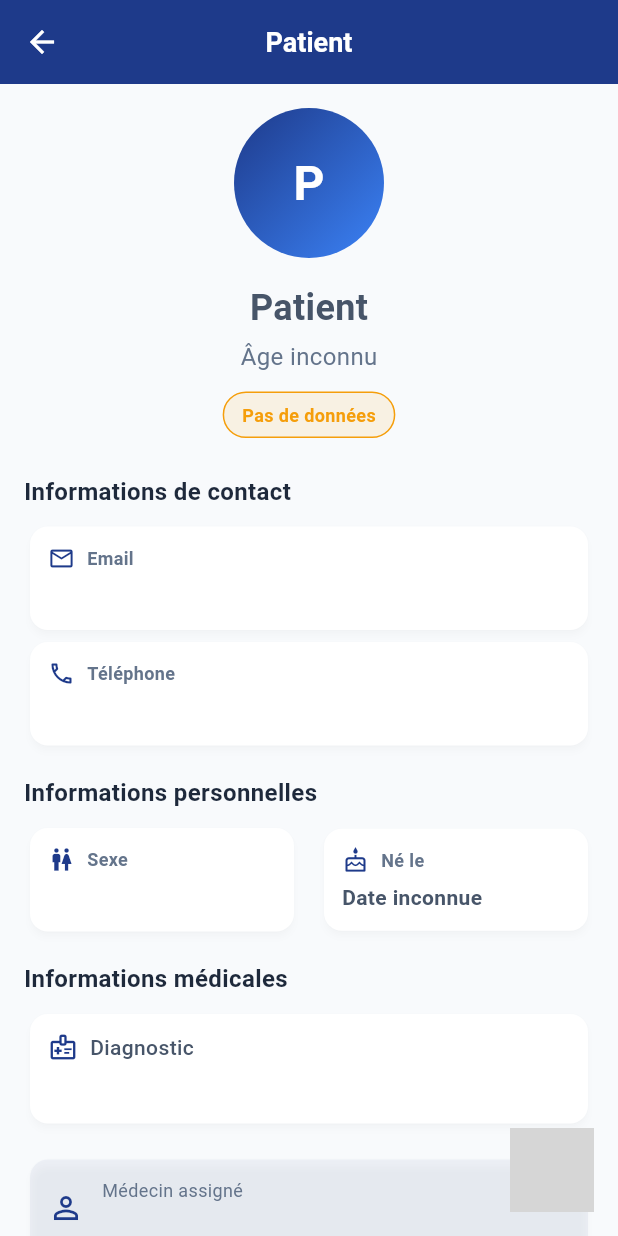
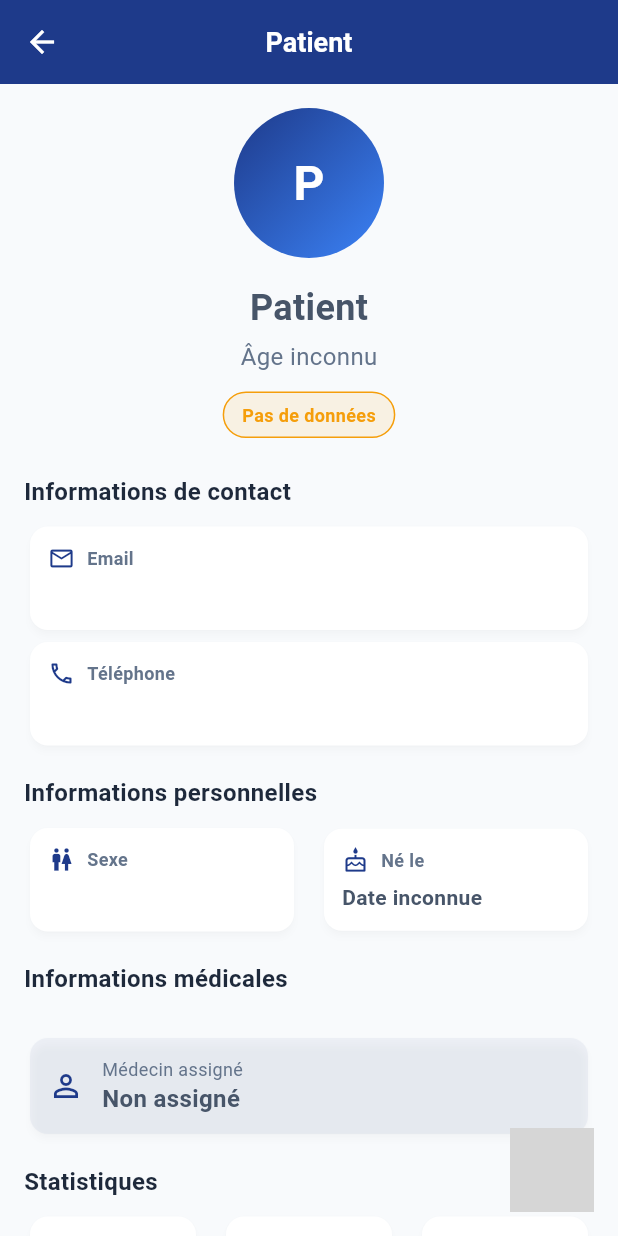
Before and after one commit to chahd-saida/PFE_apnea, a Flutter app: the DoctorPatientProfileScreen screen opened directly with empty values, on a phone screen of 412 x 824 dp. Run offline on Flutter 3.47's test engine with Material 3 defaults, Android fonts, the phone set to English and light mode, and no system bars; our stand-ins replace cloud_firestore, firebase_auth, firebase_core, go_router, google_fonts, logger and 4 more; accounts and stored records are empty; statements that could not run were skipped; grey boxes are pictures that could not be loaded.

Commit message:
UI: Add note icon to medical notes section in doctor patient profile

```diff
--- a/lib/screens/doctor/doctor_patient_profile_screen.dart
+++ b/lib/screens/doctor/doctor_patient_profile_screen.dart
@@ -9,6 +9,20 @@ class DoctorPatientProfileScreen extends StatelessWidget {
   const DoctorPatientProfileScreen({super.key, required this.patientId});
 
   final String patientId;
+
+  String _resolveDoctorName(Map<String, dynamic> data) {
+    // Chercher dans tous les champs possibles
+    for (final key in ['doctorName', 'assignedDoctorName', 'doctorFullName']) {
+      final v = data[key];
+      if (v is String && v.trim().isNotEmpty) return v.trim();
+    }
+    // Si doctorUid présent mais pas le nom → afficher l'uid tronqué
+    final uid = data['doctorUid'] as String?;
+    if (uid != null && uid.isNotEmpty) {
+      return 'Médecin (${uid.substring(0, 6)}...)';
+    }
+    return 'Non assigné';
+  }
 
   String _formatDate(dynamic value) {
     DateTime? date;
@@ -150,10 +164,7 @@ class DoctorPatientProfileScreen extends StatelessWidget {
         final phone = (data['phone'] as String?) ?? 'Non renseigné';
         final diagnosis = (data['diagnosis'] as String?) ?? 'Non renseigné';
         final medicalNotes = (data['medicalNotes'] as String?) ?? '';
-        final assignedDoctor =
-            (data['doctorName'] as String?) ??
-            (data['assignedDoctorName'] as String?) ??
-            'Non assigné';
+        final assignedDoctor = _resolveDoctorName(data);
         final age = _computeAge(data['dateOfBirth']);
         final dateOfBirth = _formatDate(data['dateOfBirth']);
         final createdAt = _formatDate(data['createdAt']);
@@ -328,41 +339,7 @@ class DoctorPatientProfileScreen extends StatelessWidget {
                 // Informations médicales
                 _buildSectionTitle('Informations médicales'),
                 const SizedBox(height: 8),
-                Card(
-                  elevation: 2,
-                  shape: RoundedRectangleBorder(
-                    borderRadius: BorderRadius.circular(12),
-                  ),
-                  child: Padding(
-                    padding: const EdgeInsets.all(12.0),
-                    child: Column(
-                      crossAxisAlignment: CrossAxisAlignment.start,
-                      children: [
-                        Row(
-                          children: [
-                            Icon(
-                              Icons.medical_information_outlined,
-                              color: AppColors.primary,
-                              size: 20,
-                            ),
-                            const SizedBox(width: 8),
-                            const Expanded(
-                              child: Text(
-                                'Diagnostic',
-                                style: TextStyle(fontWeight: FontWeight.w500),
-                              ),
-                            ),
-                          ],
-                        ),
-                        const SizedBox(height: 8),
-                        Text(
-                          diagnosis,
-                          style: const TextStyle(color: AppColors.textBody),
-                        ),
-                      ],
-                    ),
-                  ),
-                ),
+
                 if (medicalNotes.isNotEmpty) ...[
                   const SizedBox(height: 12),
                   Card(
@@ -378,7 +355,7 @@ class DoctorPatientProfileScreen extends StatelessWidget {
                           Row(
                             children: [
                               Icon(
-                                Icons.notes_outlined,
+                                Icons.note_outlined,
                                 color: AppColors.primary,
                                 size: 20,
                               ),
```
